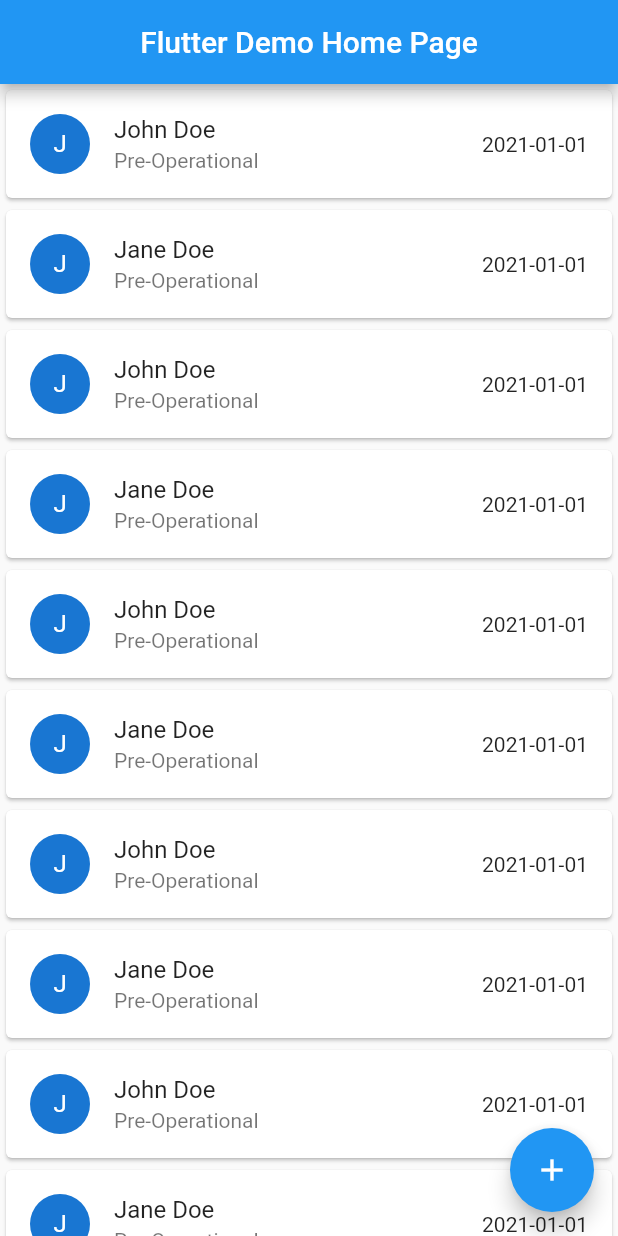
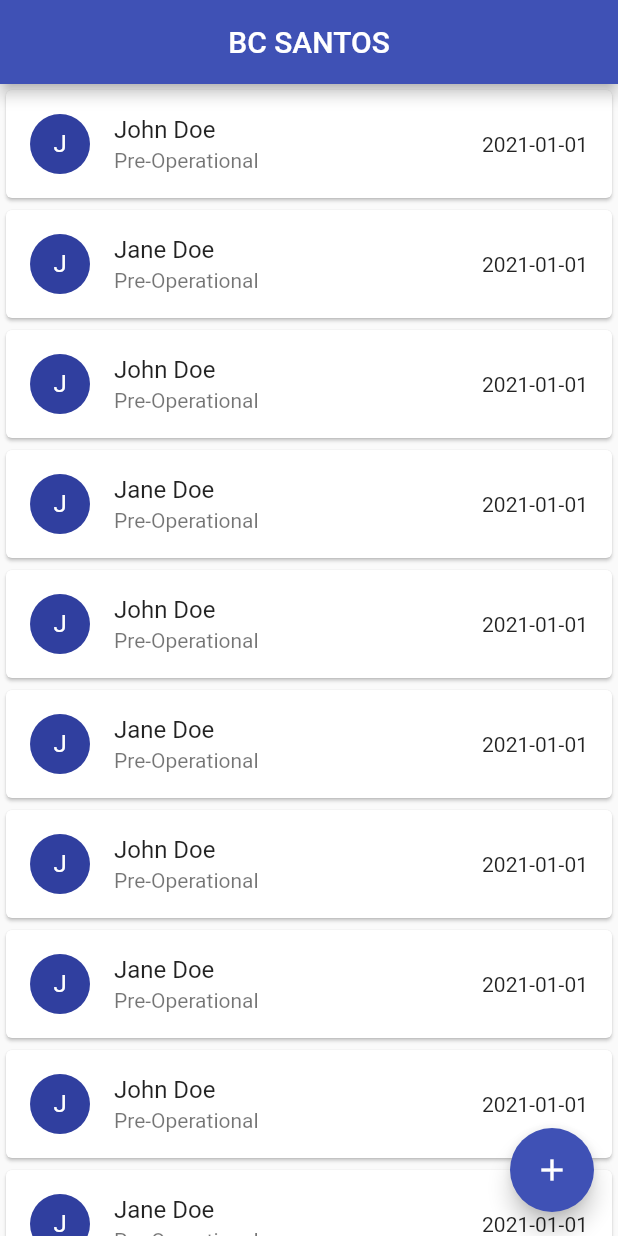
Before and after one commit to hugomfabris/bcsantos, a Flutter app: the screen it shows after launch, on a phone screen of 412 x 824 dp. Run offline on Flutter 3.47's test engine with Material 2 defaults, Android fonts, the phone set to English and light mode, and no system bars.

Commit message:
Changed app title and color theme

```diff
--- a/lib/main.dart
+++ b/lib/main.dart
@@ -24,9 +24,9 @@ class MyApp extends StatelessWidget {
         // or simply save your changes to "hot reload" in a Flutter IDE).
         // Notice that the counter didn't reset back to zero; the application
         // is not restarted.
-        primarySwatch: Colors.blue,
+        primarySwatch: Colors.indigo,
       ),
-      home: const MyHomePage(title: 'Flutter Demo Home Page'),
+      home: const MyHomePage(title: 'BC SANTOS'),
     );
   }
 }
```
